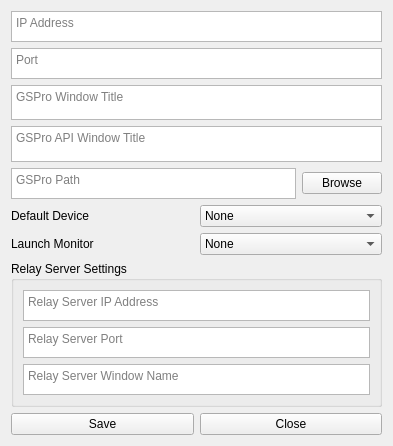
This is src/SettingsForm.ui in springbok/MLM2PRO-GSPro-Connector as Qt 5 draws it before an edit. The edited form follows.
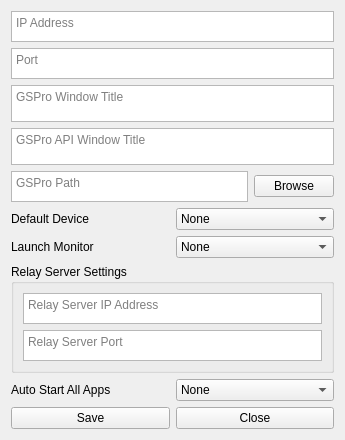
This is the edited form.

Patch:
```diff
--- a/src/SettingsForm.ui
+++ b/src/SettingsForm.ui
@@ -9,8 +9,8 @@
    <rect>
     <x>0</x>
     <y>0</y>
-    <width>393</width>
-    <height>446</height>
+    <width>345</width>
+    <height>440</height>
    </rect>
   </property>
   <property name="windowTitle">
@@ -259,39 +259,38 @@
            </widget>
           </item>
           <item>
-           <layout class="QHBoxLayout" name="horizontalLayout_3">
-            <item>
-             <widget class="QPlainTextEdit" name="relay_server_window_name">
-              <property name="sizePolicy">
-               <sizepolicy hsizetype="Expanding" vsizetype="Minimum">
-                <horstretch>0</horstretch>
-                <verstretch>0</verstretch>
-               </sizepolicy>
-              </property>
-              <property name="maximumSize">
-               <size>
-                <width>16777215</width>
-                <height>31</height>
-               </size>
-              </property>
-              <property name="toolTip">
-               <string>Application Path(Opyional)</string>
-              </property>
-              <property name="lineWrapMode">
-               <enum>QPlainTextEdit::WidgetWidth</enum>
-              </property>
-              <property name="placeholderText">
-               <string>Relay Server Window Name</string>
-              </property>
-             </widget>
-            </item>
-           </layout>
+           <layout class="QHBoxLayout" name="horizontalLayout_3"/>
           </item>
          </layout>
         </widget>
        </item>
       </layout>
      </item>
+     <item>
+      <layout class="QHBoxLayout" name="horizontalLayout_11">
+       <item>
+        <widget class="QLabel" name="auto_start_all_label">
+         <property name="text">
+          <string>Auto Start All Apps</string>
+         </property>
+        </widget>
+       </item>
+       <item>
+        <widget class="QComboBox" name="auto_start_all_apps_combo">
+         <item>
+          <property name="text">
+           <string>None</string>
+          </property>
+         </item>
+         <item>
+          <property name="text">
+           <string>New Item</string>
+          </property>
+         </item>
+        </widget>
+       </item>
+      </layout>
+     </item>
      <item>
       <layout class="QHBoxLayout" name="horizontalLayout">
        <item>
```
